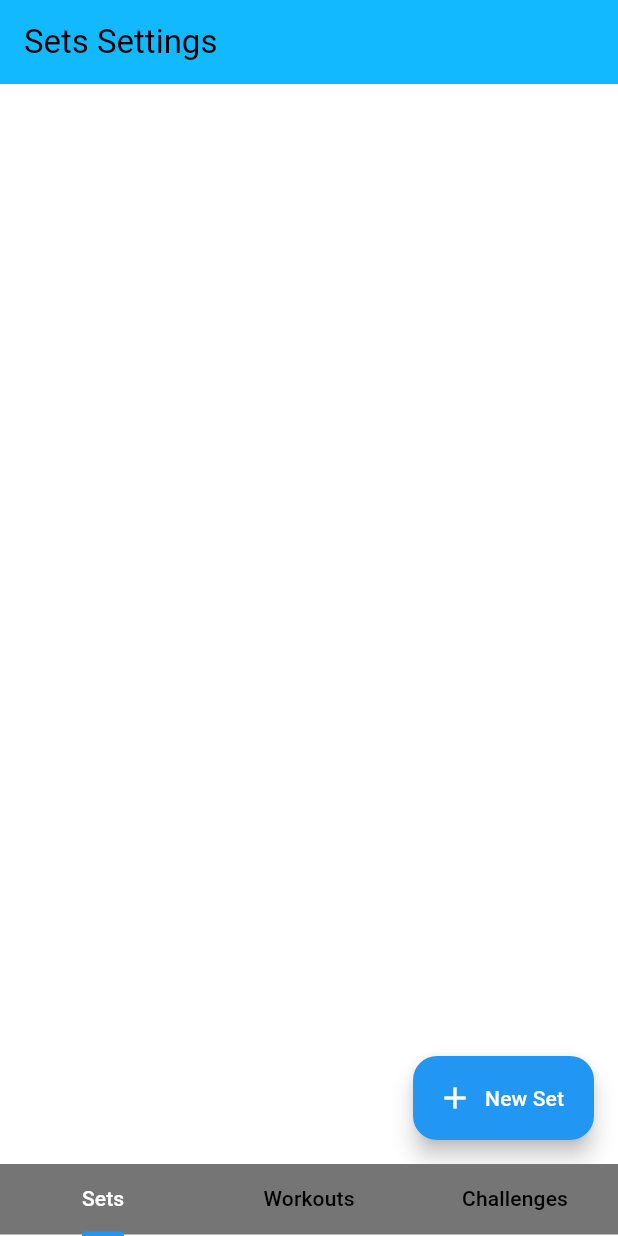
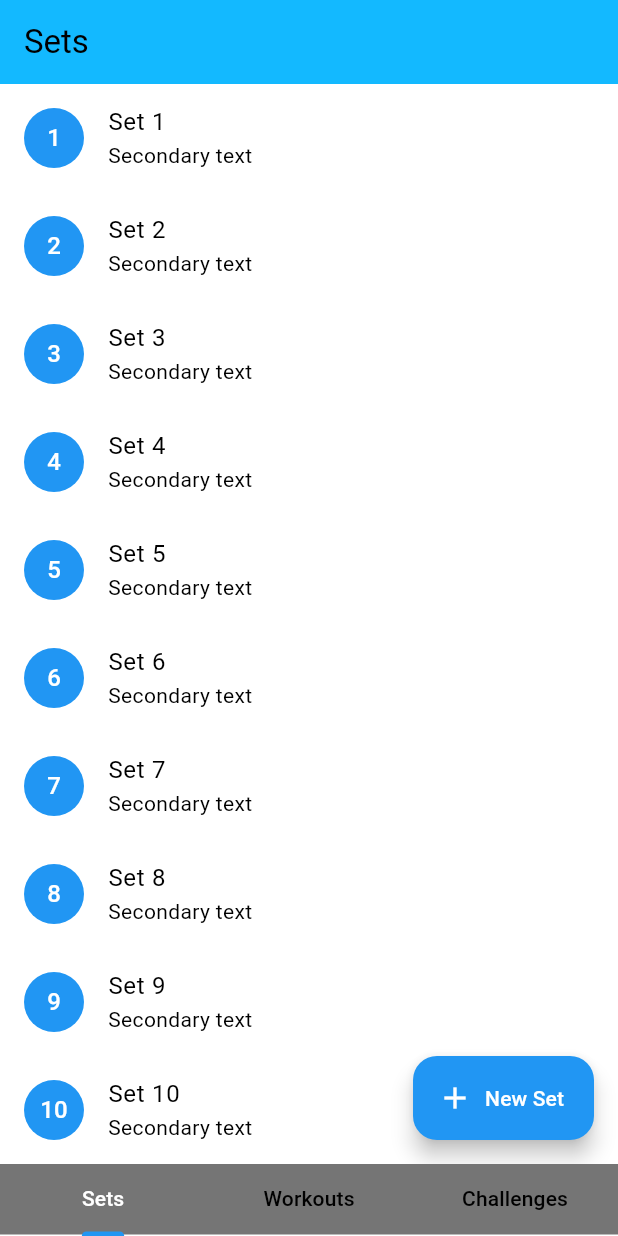
Before and after one commit to polonski/repkeeper, a Flutter app: the SettingsView screen opened directly, on a phone screen of 412 x 824 dp. Run offline on Flutter 3.47's test engine with Material 2 defaults, Android fonts, the phone set to English and light mode, and no system bars; our stand-ins replace bloc, firebase_core, flutter_bloc; accounts and stored records are empty; generated files the repository leaves out were written again.

Commit message:
feat(progress):add list view in sets settings

```diff
--- a/lib/settings/view/settings_page.dart
+++ b/lib/settings/view/settings_page.dart
@@ -80,7 +80,7 @@ class _SettingsView extends State<SettingsView>
         appBar: AppBar(
           automaticallyImplyLeading: false,
           title: Text(
-            '${tabs[context.watch<SettingsCubit>().state]} Settings',
+            tabs[context.watch<SettingsCubit>().state],
           ),
         ),
         bottomNavigationBar: Container(
--- a/lib/settings_sets/view/settings_sets_page.dart
+++ b/lib/settings_sets/view/settings_sets_page.dart
@@ -31,6 +31,22 @@ class _SettingsSetsView extends State<SettingsSetsView> {
     return MultiBlocProvider(
       providers: [BlocProvider(create: (_) => SettingsSetsCubit(), lazy: true)],
       child: Scaffold(
+        body: Scrollbar(
+          child: ListView(
+            children: [
+              for (int index = 1; index < 21; index++)
+                ListTile(
+                  leading: ExcludeSemantics(
+                    child: CircleAvatar(child: Text('$index')),
+                  ),
+                  title: Text(
+                    'Set $index',
+                  ),
+                  subtitle: const Text('Secondary text'),
+                ),
+            ],
+          ),
+        ),
         floatingActionButton: FloatingActionButton.extended(
           icon: const Icon(Icons.add),
           label: const Text('New Set'),
--- a/lib/settings_sets_dialog/view/settings_sets_dialog_page.dart
+++ b/lib/settings_sets_dialog/view/settings_sets_dialog_page.dart
@@ -28,7 +28,9 @@ class _SettingsSetsDialogView extends State<SettingsSetsDialogView> {
     final l10n = context.l10n;
 
     return MultiBlocProvider(
-      providers: [BlocProvider(create: (_) => SettingsSetsDialogCubit(), lazy: true)],
+      providers: [
+        BlocProvider(create: (_) => SettingsSetsDialogCubit(), lazy: true)
+      ],
       child: Scaffold(
         appBar: new AppBar(
           title: const Text('New entry'),
```
Lines whose indentation alone changed are shown as unchanged.
